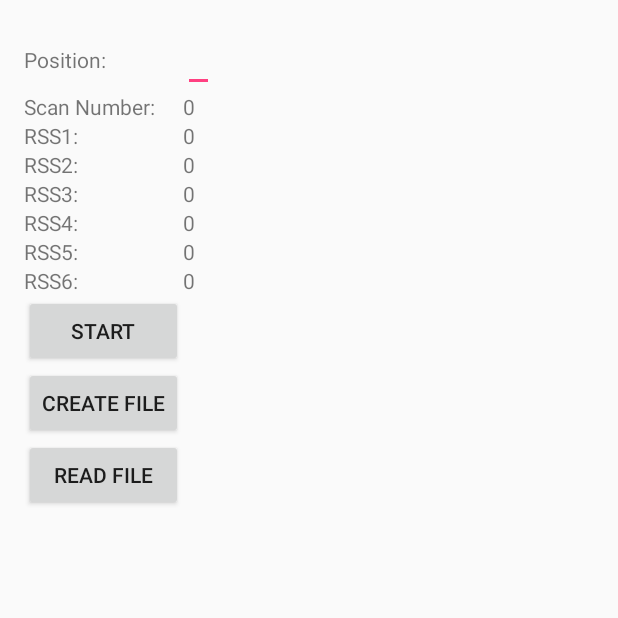
After one commit to JoelNiklaus/IndoLoc, an Android app: the RangingTraining screen opened directly, with no data from a screen before it, on a phone screen of 412 x 824 dp, the top half of it. The commit adds this screen. Run offline under Robolectric (Android 15) with nearby library versions, the phone set to English and light mode, and no system bars.

Commit message:
added ranging training

```diff
--- a/app/src/main/java/ch/joelniklaus/indoloc/activities/MainActivity.java
+++ b/app/src/main/java/ch/joelniklaus/indoloc/activities/MainActivity.java
@@ -28,4 +28,8 @@ public class MainActivity extends AppCompatActivity {
     public void goToCollectData(View v) {
         startActivity(new Intent(MainActivity.this, CollectDataActivity.class));
     }
+
+    public void goToRangingTraining(View v) {
+        startActivity(new Intent(MainActivity.this, RangingTraining.class));
+    }
 }
--- /dev/null
+++ b/app/src/main/java/ch/joelniklaus/indoloc/activities/RangingTraining.java
@@ -0,0 +1,302 @@
+package ch.joelniklaus.indoloc.activities;
+
+import android.app.Activity;
+import android.content.BroadcastReceiver;
+import android.content.Context;
+import android.content.Intent;
+import android.content.IntentFilter;
+import android.hardware.Sensor;
+import android.hardware.SensorEvent;
+import android.hardware.SensorEventListener;
+import android.hardware.SensorManager;
+import android.net.wifi.ScanResult;
+import android.net.wifi.WifiManager;
+import android.os.Bundle;
+import android.view.View;
+import android.widget.Button;
+import android.widget.EditText;
+import android.widget.TextView;
+import android.widget.Toast;
+
+import java.io.File;
+import java.io.FileOutputStream;
+import java.io.FileReader;
+import java.io.FileWriter;
+import java.io.IOException;
+import java.io.OutputStreamWriter;
+import java.util.List;
+
+import ch.joelniklaus.indoloc.R;
+
+// extends Activity implements SensorEventListener
+public class RangingTraining extends Activity implements SensorEventListener {
+    //public class RangingTraining extends AppCompatActivity {
+    static final int READ_BLOCK_SIZE = 100;
+    public double magnetic;
+    WifiReceiver wifiReceiver;
+    WifiManager wifiManager;
+    private String rss1, rss2, rss3, rss4, rss5, rss6;
+    private TextView RSS1, RSS2, RSS3, RSS4, RSS5, RSS6, scan;
+    private Button btnStart;
+    private EditText editPosition;
+    private String rssData;
+    private int scanNumber = 0;
+    private SensorManager sensorManager;
+    Sensor magnetometer;
+    private boolean registering;
+
+    Long tsLong;
+    String ts;
+
+    File file;
+
+    //WIFI broadcaster class
+    public class WifiReceiver extends BroadcastReceiver {
+        public void onReceive(Context c, Intent intent) {
+            int nWiFi;
+            String line;
+            scan.setText(Integer.toString(scanNumber++));
+            ScanResult scanResult;
+            List<ScanResult> scanResults = wifiManager.getScanResults();
+
+            for (int i = 0; i < scanResults.size(); i++) {
+                scanResult = scanResults.get(i);
+                //search by SSID or MAC
+                if (scanResult.BSSID.equals("04:bd:88:c8:e0:be")) {
+                    // ssdi1=resWifi.SSID;
+                    rss1 = Integer.toString(scanResult.level);
+                    RSS1.setText(rss1);
+
+                    // mac1=resWifi.BSSID;
+                }
+                if (scanResult.SSID.equals("My Passwort is Monkey")) {
+                    //ssdi2=resWifi.SSID;
+                    rss2 = Integer.toString(scanResult.level);
+                    RSS2.setText(rss2);
+                    //mac2=resWifi.BSSID;
+                }
+                if (scanResult.SSID.equals("ADCH-Guest")) {
+                    //ssdi3=resWifi.SSID;
+                    rss3 = Integer.toString(scanResult.level);
+                    RSS3.setText(rss3);
+                    //mac3=resWifi.BSSID;
+                }
+                if (scanResult.SSID.equals("ADCH-Intern")) {
+                    //ssdi4=resWifi.SSID;
+                    rss4 = Integer.toString(scanResult.level);
+                    RSS4.setText(rss4);
+                    //mac4=resWifi.BSSID;
+                }
+                if (scanResult.SSID.equals("Core-Guest")) {
+                    //ssdi5=resWifi.SSID;
+                    rss5 = Integer.toString(scanResult.level);
+                    RSS5.setText(rss5);
+                    //mac5=resWifi.BSSID;
+                }
+                if (scanResult.SSID.equals("Core-Intern")) {
+                    //ssdi5=resWifi.SSID;
+                    rss6 = Integer.toString(scanResult.level);
+                    RSS6.setText(rss6);
+                    //mac5=resWifi.BSSID;
+                }
+                if (scanResult.SSID.equals("UPC248577407")) {
+                    //ssdi5=resWifi.SSID;
+                    rss6 = Integer.toString(scanResult.level);
+                    RSS6.setText(rss6);
+                    //mac5=resWifi.BSSID;
+                }
+                if (scanResult.SSID.equals("UPC503960977")) {
+                    //ssdi5=resWifi.SSID;
+                    rss6 = Integer.toString(scanResult.level);
+                    RSS6.setText(rss6);
+                    //mac5=resWifi.BSSID;
+                }
+            }
+//          registerRSSI();
+            registerRSSIExternal();
+        }
+
+    }
+
+    @Override
+    protected void onCreate(Bundle savedInstanceState) {
+        super.onCreate(savedInstanceState);
+        setContentView(R.layout.activity_ranging_training);
+        sensorManager = (SensorManager) getSystemService(SENSOR_SERVICE);
+        magnetometer = sensorManager.getDefaultSensor(Sensor.TYPE_MAGNETIC_FIELD);
+
+        //WiFi
+        wifiManager = (WifiManager) getSystemService(Context.WIFI_SERVICE);
+        wifiReceiver = new WifiReceiver();
+
+
+        scan = (TextView) findViewById(R.id.txtScan);
+        RSS1 = (TextView) findViewById(R.id.txtRSS1);
+        RSS2 = (TextView) findViewById(R.id.txtRSS2);
+        RSS3 = (TextView) findViewById(R.id.txtRSS3);
+        RSS4 = (TextView) findViewById(R.id.txtRSS4);
+        RSS5 = (TextView) findViewById(R.id.txtRSS5);
+        RSS6 = (TextView) findViewById(R.id.txtRSS6);
+        btnStart = (Button) findViewById(R.id.btnStart);
+
+        editPosition = (EditText) findViewById(R.id.editPosition);
+
+        //txt file
+        rssData = "rssData.txt";
+        file = new File(getExternalFilesDir(null), rssData);
+    }
+
+    protected void onResume() {
+        super.onResume();
+        sensorManager.registerListener(this, magnetometer, SensorManager.SENSOR_DELAY_UI);
+
+        registerReceiver(wifiReceiver, new IntentFilter(WifiManager.SCAN_RESULTS_AVAILABLE_ACTION));
+
+    }
+
+    public void onAccuracyChanged(Sensor sensor, int accuracy) {
+
+    }
+
+    protected void onPause() {
+        super.onPause();
+        sensorManager.unregisterListener(this);
+        unregisterReceiver(wifiReceiver);
+    }
+
+    public void onSensorChanged(SensorEvent event) {
+        if (event.sensor.getType() == Sensor.TYPE_MAGNETIC_FIELD) {
+            //take the values
+            magnetic = event.values[0];
+        }
+
+        wifiManager.startScan();
+    }
+
+    public void registerRSSIExternal() {
+        tsLong = System.currentTimeMillis();
+        ts = tsLong.toString();
+
+        try {
+            String position = editPosition.getText().toString();
+            if (!(position == null)) {
+                String line = position + "\t" + rss1 + "\t" + rss2 + "\t" + rss3 + "\t" + rss4 + "\t" + rss5 + "\t" + rss6 + "\t" + ts + "\n\r";
+                if (registering) {
+                    FileWriter w = new FileWriter(file, true);
+                    w.append(line);
+                    w.close();
+
+                }
+            }
+        } catch (IOException e) {
+            messageAlert("error: " + e.getMessage());
+        }
+
+    }
+
+
+    public void registerRSSI() {
+
+        try {
+            String position = editPosition.getText().toString();
+            if (!(position == null)) {
+                String line = position + "\t" + rss1 + "\t" + rss2 + "\t" + rss3 + "\t" + rss4 + "\t" + rss5 + "\t" + rss6;
+                if (registering) {
+                    //Begin registering in txt file
+
+                    FileOutputStream fileout = openFileOutput(rssData, MODE_APPEND);
+
+                    OutputStreamWriter outputWriter = new OutputStreamWriter(fileout);
+                    outputWriter.append(line);
+                    outputWriter.append("\n\r");
+                    outputWriter.close();
+                }
+            } else {
+                messageAlert("You must define a position ...");
+            }
+        } catch (Exception e) {
+            e.printStackTrace();
+        }
+
+
+    }
+
+
+    public void start(View view) {
+
+        String label = btnStart.getText().toString();
+        //messageAlert(label);
+        try {
+            if (label.equals("START")) {
+                scanNumber = 0;
+                btnStart.setText("STOP");
+                registering = true;
+            } else {
+                btnStart.setText("START");
+                registering = false;
+                //Stop registering in txt file
+
+            }
+
+        } catch (Exception e) {
+            e.printStackTrace();
+        }
+
+
+    }
+
+    public void createFile(View view) {
+
+        createExternalStoragePrivateFile();
+
+    }
+
+    // Read text from file
+    public void readFile(View v) {
+        //reading text from file
+        try {
+            FileReader reader = new FileReader(file);
+            char[] inputBuffer = new char[READ_BLOCK_SIZE];
+            String s = "";
+            int charRead;
+
+            while ((charRead = reader.read(inputBuffer)) > 0) {
+                // char to string conversion
+                String readstring = String.copyValueOf(inputBuffer, 0, charRead);
+                s += readstring;
+            }
+            reader.close();
+            messageAlert("From file: " + s);
+
+        } catch (IOException e) {
+            messageAlert("Error reading file: " + e.getMessage());
+        }
+
+
+    }
+
+    public void messageAlert(String message) {
+        //display file saved message
+        Toast.makeText(getBaseContext(), message,
+                Toast.LENGTH_SHORT).show();
+
+
+    }
+
+    public void createExternalStoragePrivateFile() {
+        // Create a path where we will place our private file on external
+        // storage.
+        try {
+            File file = new File(getExternalFilesDir(null), rssData);
+            FileOutputStream os = new FileOutputStream(file);
+            OutputStreamWriter out = new OutputStreamWriter(os);
+            out.close();
+            messageAlert("File created!" + getExternalFilesDir(null).toString());
+        } catch (IOException e) {
+            messageAlert("error");
+        }
+
+
+    }
+
+}
--- /dev/null
+++ b/app/src/main/res/layout/activity_ranging_training.xml
@@ -0,0 +1,13 @@
+<?xml version="1.0" encoding="utf-8"?>
+<android.support.design.widget.CoordinatorLayout
+    xmlns:android="http://schemas.android.com/apk/res/android"
+    xmlns:app="http://schemas.android.com/apk/res-auto"
+    xmlns:tools="http://schemas.android.com/tools" android:layout_width="match_parent"
+    android:layout_height="match_parent" android:fitsSystemWindows="true"
+    tools:context=".activities.RangingTraining">
+
+
+    <include layout="@layout/content_ranging_training" />
+
+
+</android.support.design.widget.CoordinatorLayout>
--- /dev/null
+++ b/app/src/main/res/layout/content_ranging_training.xml
@@ -0,0 +1,189 @@
+<?xml version="1.0" encoding="utf-8"?>
+<RelativeLayout xmlns:android="http://schemas.android.com/apk/res/android"
+    xmlns:tools="http://schemas.android.com/tools"
+    xmlns:app="http://schemas.android.com/apk/res-auto" android:layout_width="match_parent"
+    android:layout_height="match_parent" android:paddingLeft="@dimen/activity_horizontal_margin"
+    android:paddingRight="@dimen/activity_horizontal_margin"
+    android:paddingTop="@dimen/activity_vertical_margin"
+    android:paddingBottom="@dimen/activity_vertical_margin"
+    app:layout_behavior="@string/appbar_scrolling_view_behavior"
+    tools:showIn="@layout/activity_ranging_training" tools:context=".rangingTraining">
+
+    <TableLayout
+        android:layout_width="wrap_content"
+        android:layout_height="match_parent">
+          <TableRow>
+              <TextView
+                  android:layout_width="wrap_content"
+                  android:layout_height="wrap_content"
+                  android:text="Position:"
+                  android:id="@+id/txtPos"
+                  android:layout_alignParentLeft="true"
+                  android:layout_alignParentStart="true"
+                  />
+            <EditText
+                android:layout_width="wrap_content"
+                android:layout_height="wrap_content"
+                android:id="@+id/editPosition"
+                android:layout_alignParentLeft="true"
+                android:layout_alignParentStart="true"
+                 />
+        </TableRow>
+        <TableRow>
+            <TextView
+                android:layout_width="wrap_content"
+                android:layout_height="wrap_content"
+                android:text="Scan Number:"
+                android:id="@+id/txtScanV"
+                android:layout_alignParentLeft="true"
+                android:layout_alignParentStart="true"
+                />
+            <TextView
+                android:layout_width="wrap_content"
+                android:layout_height="wrap_content"
+                android:text="0"
+                android:id="@+id/txtScan"
+                android:layout_alignParentLeft="true"
+                android:layout_alignParentStart="true"
+                />
+        </TableRow>
+
+
+        <TableRow>
+            <TextView
+                android:layout_width="wrap_content"
+                android:layout_height="wrap_content"
+                android:text="RSS1:"
+                android:id="@+id/txtRSS1V"
+                android:layout_alignParentLeft="true"
+                android:layout_alignParentStart="true"
+                />
+            <TextView
+                android:layout_width="wrap_content"
+                android:layout_height="wrap_content"
+                android:text="0"
+                android:id="@+id/txtRSS1"
+                android:layout_alignParentLeft="true"
+                android:layout_alignParentStart="true"
+                />
+        </TableRow>
+
+        <TableRow>
+            <TextView
+                android:layout_width="wrap_content"
+                android:layout_height="wrap_content"
+                android:text="RSS2:"
+                android:id="@+id/txtRSS2V"
+                android:layout_alignParentLeft="true"
+                android:layout_alignParentStart="true" />
+            <TextView
+                android:layout_width="wrap_content"
+                android:layout_height="wrap_content"
+                android:text="0"
+                android:id="@+id/txtRSS2"
+                android:layout_alignParentLeft="true"
+                android:layout_alignParentStart="true" />
+        </TableRow>
+        <TableRow>
+            <TextView
+                android:layout_width="wrap_content"
+                android:layout_height="wrap_content"
+                android:text="RSS3:"
+                android:id="@+id/txtRSS3V"
+                android:layout_alignParentLeft="true"
+                android:layout_alignParentStart="true" />
+            <TextView
+                android:layout_width="wrap_content"
+                android:layout_height="wrap_content"
+                android:text="0"
+                android:id="@+id/txtRSS3"
+                android:layout_alignParentLeft="true"
+                android:layout_alignParentStart="true" />
+        </TableRow>
+        <TableRow>
+            <TextView
+                android:layout_width="wrap_content"
+                android:layout_height="wrap_content"
+                android:text="RSS4:"
+                android:id="@+id/txtRSS4V"
+                android:layout_alignParentLeft="true"
+                android:layout_alignParentStart="true" />
+
+            <TextView
+                android:layout_width="wrap_content"
+                android:layout_height="wrap_content"
+                android:text="0"
+                android:id="@+id/txtRSS4"
+                android:layout_alignParentLeft="true"
+                android:layout_alignParentStart="true" />
+
+        </TableRow>
+        <TableRow>
+            <TextView
+                android:layout_width="wrap_content"
+                android:layout_height="wrap_content"
+                android:text="RSS5:"
+                android:id="@+id/txtRSS5V"
+                android:layout_alignParentLeft="true"
+                android:layout_alignParentStart="true" />
+
+            <TextView
+                android:layout_width="wrap_content"
+                android:layout_height="wrap_content"
+                android:text="0"
+                android:id="@+id/txtRSS5"
+                android:layout_alignParentLeft="true"
+                android:layout_alignParentStart="true" />
+        </TableRow>
+        <TableRow>
+            <TextView
+                android:layout_width="wrap_content"
+                android:layout_height="wrap_content"
+                android:text="RSS6:"
+                android:id="@+id/txtRSS6V"
+                android:layout_alignParentLeft="true"
+                android:layout_alignParentStart="true" />
+            <TextView
+                android:layout_width="wrap_content"
+                android:layout_height="wrap_content"
+                android:text="0"
+                android:id="@+id/txtRSS6"
+                android:layout_alignParentLeft="true"
+                android:layout_alignParentStart="true" />
+        </TableRow>
+
+        <TableRow>
+            <Button
+                android:layout_width="wrap_content"
+                android:layout_height="wrap_content"
+                android:text="START"
+                android:id="@+id/btnStart"
+                android:layout_alignBottom="@+id/chronometer"
+                android:layout_centerHorizontal="true"
+                android:onClick="start"    />
+
+        </TableRow>
+        <TableRow>
+            <Button
+                android:layout_width="wrap_content"
+                android:layout_height="wrap_content"
+                android:text="Create File"
+                android:id="@+id/btnCreate"
+                android:layout_centerHorizontal="true"
+                android:onClick="createFile"    />
+
+        </TableRow>
+        <TableRow>
+            <Button
+                android:layout_width="wrap_content"
+                android:layout_height="wrap_content"
+                android:text="Read File"
+                android:id="@+id/btnRead"
+                android:layout_centerHorizontal="true"
+                android:onClick="readFile"    />
+
+        </TableRow>
+
+
+    </TableLayout>
+</RelativeLayout>
```
Also changed, not shown: app/src/main/AndroidManifest.xml (+13 -1 lines), app/src/main/java/ch/joelniklaus/indoloc/activities/CollectDataActivity.java (+7 -4 lines), app/src/main/java/ch/joelniklaus/indoloc/services/SensorService.java (added, +16 -0 lines), app/src/main/res/layout/activity_main.xml (+11 -0 lines).
